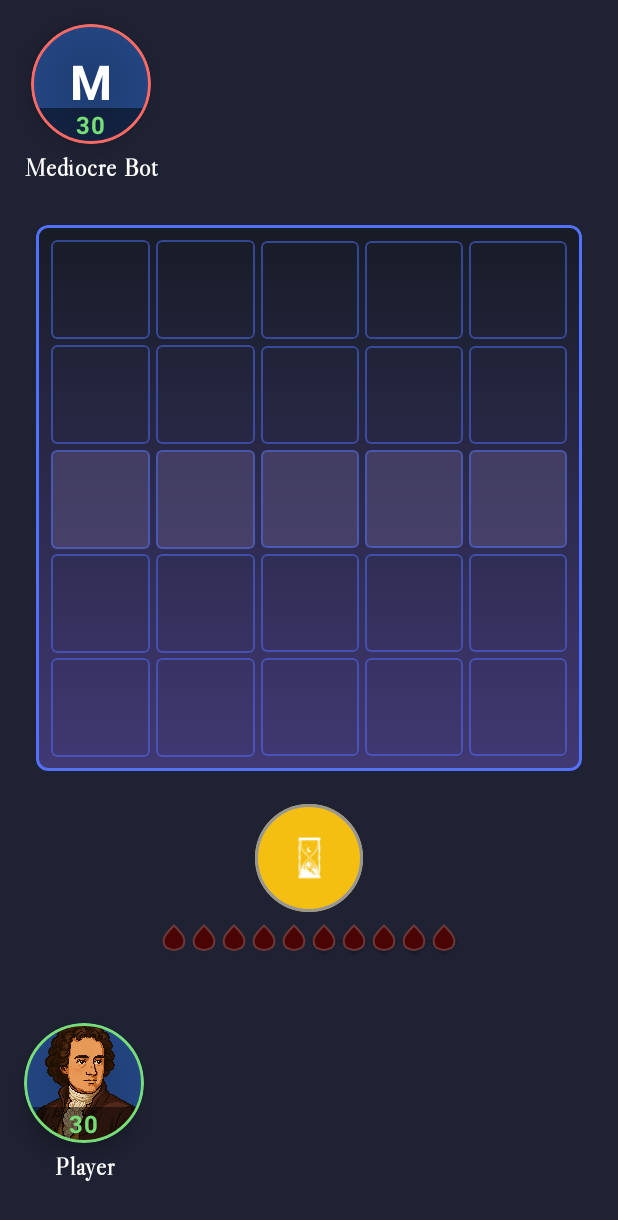
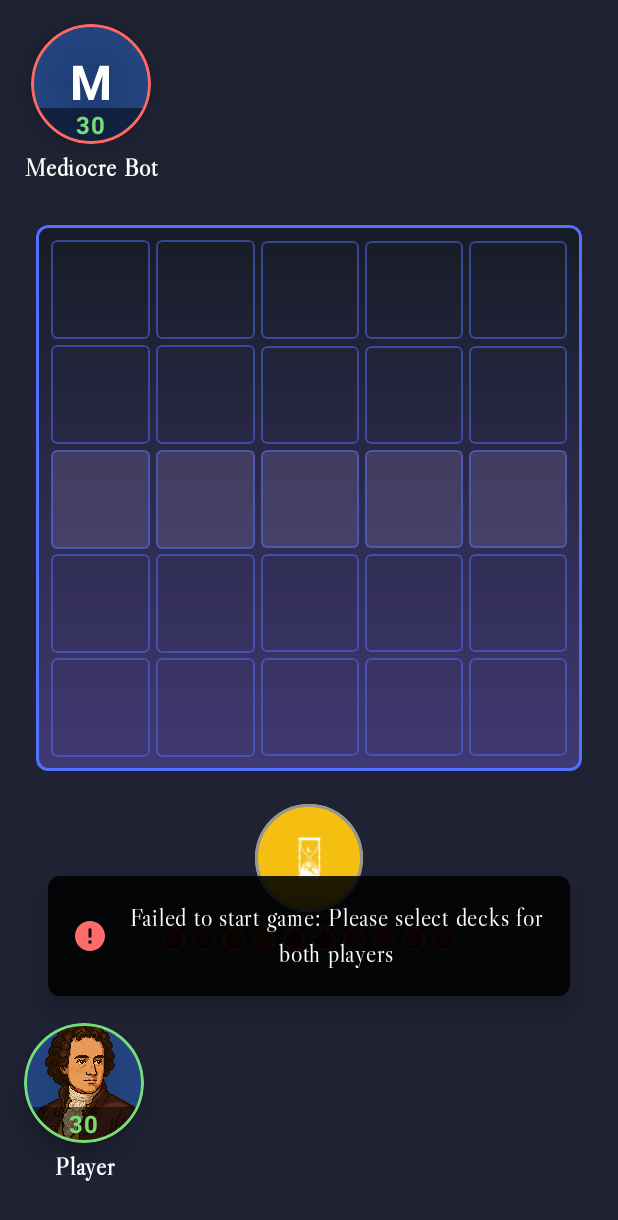
Before and after one commit to NihalHorseless/CardGame, an Android app built with Jetpack Compose: the GameScreen screen opened through its navigation route, on a phone screen of 412 x 824 dp. Shown: the top 1220 px of the screen. Run offline under Robolectric (Android 15) with nearby library versions, the phone set to English and light mode, and no system bars; our stand-ins replace Room's generated code; pictures from the network do not load.

Commit message:
Finally Implemented the StatusMessage Mechanic

```diff
--- a/app/build.gradle.kts
+++ b/app/build.gradle.kts
@@ -43,7 +43,7 @@ android {
 
     buildTypes {
         getByName("release") {
-            isMinifyEnabled = true
+            isMinifyEnabled = false
             proguardFiles(
                 getDefaultProguardFile("proguard-android-optimize.txt"),
                 "proguard-rules.pro"
--- a/app/src/main/java/io/github/nihalhorseless/eternalglory/ui/components/board/BoardBackground.kt
+++ b/app/src/main/java/io/github/nihalhorseless/eternalglory/ui/components/board/BoardBackground.kt
@@ -1,15 +1,39 @@
 package io.github.nihalhorseless.eternalglory.ui.components.board
 
+import androidx.compose.animation.AnimatedVisibility
+import androidx.compose.animation.fadeIn
+import androidx.compose.animation.fadeOut
+import androidx.compose.animation.slideInVertically
+import androidx.compose.animation.slideOutVertically
 import androidx.compose.foundation.Image
 import androidx.compose.foundation.background
+import androidx.compose.foundation.layout.Arrangement
 import androidx.compose.foundation.layout.Box
+import androidx.compose.foundation.layout.Row
+import androidx.compose.foundation.layout.Spacer
 import androidx.compose.foundation.layout.fillMaxSize
+import androidx.compose.foundation.layout.fillMaxWidth
+import androidx.compose.foundation.layout.padding
+import androidx.compose.foundation.layout.size
+import androidx.compose.foundation.layout.width
+import androidx.compose.foundation.shape.RoundedCornerShape
+import androidx.compose.material3.Card
+import androidx.compose.material3.CardDefaults
+import androidx.compose.material3.Icon
+import androidx.compose.material3.Text
 import androidx.compose.runtime.Composable
+import androidx.compose.ui.Alignment
 import androidx.compose.ui.Modifier
 import androidx.compose.ui.graphics.Color
 import androidx.compose.ui.layout.ContentScale
 import androidx.compose.ui.res.painterResource
+import androidx.compose.ui.text.font.FontWeight
+import androidx.compose.ui.text.style.TextAlign
+import androidx.compose.ui.text.style.TextOverflow
+import androidx.compose.ui.unit.dp
+import androidx.compose.ui.unit.sp
 import io.github.nihalhorseless.eternalglory.R
+import io.github.nihalhorseless.eternalglory.ui.theme.libreFont
 
 @Composable
 fun BattlefieldBackground(modifier: Modifier = Modifier) {
@@ -34,3 +58,71 @@ fun BattlefieldBackground(modifier: Modifier = Modifier) {
         )
     }
 }
+
+@Composable
+fun StatusMessage(
+    message: String,
+    modifier: Modifier = Modifier
+) {
+    AnimatedVisibility(
+        visible = message.isNotEmpty(),
+        enter = fadeIn() + slideInVertically(),
+        exit = fadeOut() + slideOutVertically(),
+        modifier = modifier
+    ) {
+        Card(
+            modifier = Modifier
+                .fillMaxWidth()
+                .padding(horizontal = 32.dp),
+            colors = CardDefaults.cardColors(
+                containerColor = Color(0xDD000000) // Semi-transparent black
+            ),
+            shape = RoundedCornerShape(8.dp),
+            elevation = CardDefaults.cardElevation(defaultElevation = 8.dp)
+        ) {
+            Row(
+                modifier = Modifier
+                    .fillMaxWidth()
+                    .padding(16.dp),
+                verticalAlignment = Alignment.CenterVertically,
+                horizontalArrangement = Arrangement.Center
+            ) {
+                Icon(
+                    painter = painterResource(
+                        id = when {
+                            message.contains("Cannot", ignoreCase = true) ||
+                                    message.contains("Not enough", ignoreCase = true) ||
+                                    message.contains("failed", ignoreCase = true) -> R.drawable.baseline_error_24
+                            message.contains("successfully", ignoreCase = true) ||
+                                    message.contains("completed", ignoreCase = true) -> R.drawable.baseline_check_circle_24
+                            else -> R.drawable.baseline_info_24
+                        }
+                    ),
+                    contentDescription = null,
+                    tint = when {
+                        message.contains("Cannot", ignoreCase = true) ||
+                                message.contains("Not enough", ignoreCase = true) ||
+                                message.contains("failed", ignoreCase = true) -> Color(0xFFFF6B6B)
+                        message.contains("successfully", ignoreCase = true) ||
+                                message.contains("completed", ignoreCase = true) -> Color(0xFF51CF66)
+                        else -> Color(0xFF74B9FF)
+                    },
+                    modifier = Modifier.size(24.dp)
+                )
+
+                Spacer(modifier = Modifier.width(12.dp))
+
+                Text(
+                    text = message,
+                    color = Color.White,
+                    fontSize = 16.sp,
+                    fontWeight = FontWeight.Medium,
+                    fontFamily = libreFont,
+                    textAlign = TextAlign.Center,
+                    maxLines = 2,
+                    overflow = TextOverflow.Ellipsis
+                )
+            }
+        }
+    }
+}
--- a/app/src/main/java/io/github/nihalhorseless/eternalglory/ui/screens/GameScreen.kt
+++ b/app/src/main/java/io/github/nihalhorseless/eternalglory/ui/screens/GameScreen.kt
@@ -28,6 +28,7 @@ import io.github.nihalhorseless.eternalglory.ui.components.board.BattlefieldBack
 import io.github.nihalhorseless.eternalglory.ui.components.board.GameBoard
 import io.github.nihalhorseless.eternalglory.ui.components.board.GameStatusBar
 import io.github.nihalhorseless.eternalglory.ui.components.board.PlayerPortrait
+import io.github.nihalhorseless.eternalglory.ui.components.board.StatusMessage
 import io.github.nihalhorseless.eternalglory.ui.components.effects.CardSlotAnimation
 import io.github.nihalhorseless.eternalglory.ui.components.effects.GifAttackAnimation
 import io.github.nihalhorseless.eternalglory.ui.components.effects.GifDeathAnimation
@@ -248,6 +249,15 @@ fun GameScreen(
                 }
             }
         }
+        if (!isGameOver) {
+            StatusMessage(
+                message = statusMessage,
+                modifier = Modifier
+                    .align(Alignment.BottomCenter)
+                    .padding(bottom = 160.dp) // Adjust based on your bottom UI height
+                    .zIndex(20f) // Ensure it appears above other UI elements
+            )
+        }
 
         // Animation layers
         // Attack animation
--- /dev/null
+++ b/app/src/main/res/drawable/baseline_check_circle_24.xml
@@ -0,0 +1,5 @@
+<vector xmlns:android="http://schemas.android.com/apk/res/android" android:height="24dp" android:tint="#000000" android:viewportHeight="24" android:viewportWidth="24" android:width="24dp">
+
+    <path android:fillColor="@android:color/white" android:pathData="M12,2C6.48,2 2,6.48 2,12s4.48,10 10,10 10,-4.48 10,-10S17.52,2 12,2zM10,17l-5,-5 1.41,-1.41L10,14.17l7.59,-7.59L19,8l-9,9z"/>
+
+</vector>
--- /dev/null
+++ b/app/src/main/res/drawable/baseline_info_24.xml
@@ -0,0 +1,5 @@
+<vector xmlns:android="http://schemas.android.com/apk/res/android" android:height="24dp" android:tint="#000000" android:viewportHeight="24" android:viewportWidth="24" android:width="24dp">
+
+    <path android:fillColor="@android:color/white" android:pathData="M12,2C6.48,2 2,6.48 2,12s4.48,10 10,10 10,-4.48 10,-10S17.52,2 12,2zM13,17h-2v-6h2v6zM13,9h-2L11,7h2v2z"/>
+
+</vector>
```
Also changed, not shown: app/src/main/java/io/github/nihalhorseless/eternalglory/ui/viewmodel/GameViewModel.kt (+60 -51 lines), 1 other file.
